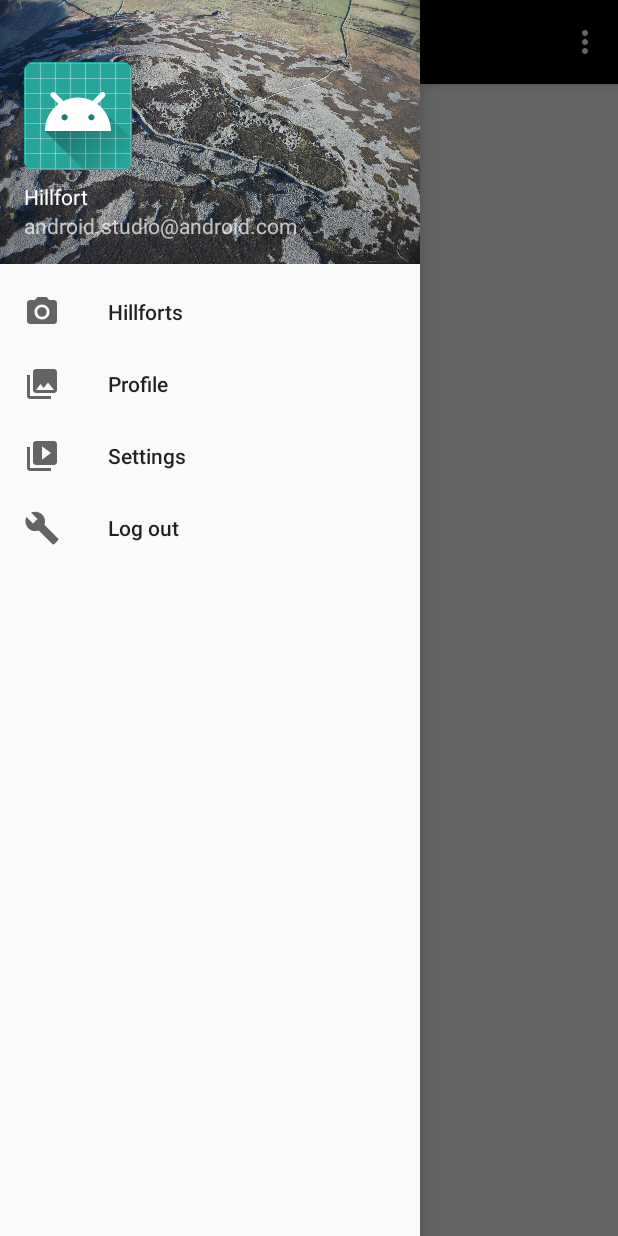
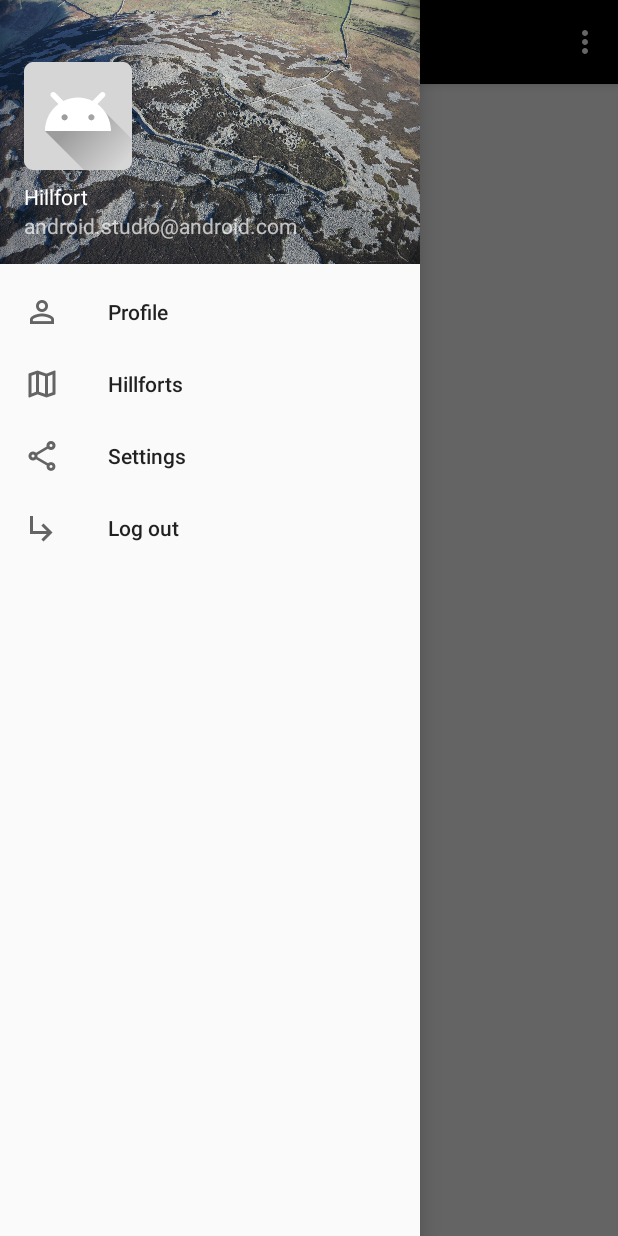
Before and after one commit to dimitraz/hillfort, an Android app: the BaseActivity screen opened directly, with no data from a screen before it, with the side drawer open, on a phone screen of 412 x 824 dp. Run offline under Robolectric (Android 15) with nearby library versions, the phone set to English and light mode, and no system bars; our stand-ins replace Picasso.

Commit message:
Update navigation drawer icons

```diff
--- a/app/src/main/res/drawable/ic_launcher_background.xml
+++ /dev/null
@@ -1,170 +0,0 @@
-<?xml version="1.0" encoding="utf-8"?>
-<vector xmlns:android="http://schemas.android.com/apk/res/android"
-  android:width="108dp"
-  android:height="108dp"
-  android:viewportHeight="108"
-  android:viewportWidth="108">
-  <path
-    android:fillColor="#26A69A"
-    android:pathData="M0,0h108v108h-108z" />
-  <path
-    android:fillColor="#00000000"
-    android:pathData="M9,0L9,108"
-    android:strokeColor="#33FFFFFF"
-    android:strokeWidth="0.8" />
-  <path
-    android:fillColor="#00000000"
-    android:pathData="M19,0L19,108"
-    android:strokeColor="#33FFFFFF"
-    android:strokeWidth="0.8" />
-  <path
-    android:fillColor="#00000000"
-    android:pathData="M29,0L29,108"
-    android:strokeColor="#33FFFFFF"
-    android:strokeWidth="0.8" />
-  <path
-    android:fillColor="#00000000"
-    android:pathData="M39,0L39,108"
-    android:strokeColor="#33FFFFFF"
-    android:strokeWidth="0.8" />
-  <path
-    android:fillColor="#00000000"
-    android:pathData="M49,0L49,108"
-    android:strokeColor="#33FFFFFF"
-    android:strokeWidth="0.8" />
-  <path
-    android:fillColor="#00000000"
-    android:pathData="M59,0L59,108"
-    android:strokeColor="#33FFFFFF"
-    android:strokeWidth="0.8" />
-  <path
-    android:fillColor="#00000000"
-    android:pathData="M69,0L69,108"
-    android:strokeColor="#33FFFFFF"
-    android:strokeWidth="0.8" />
-  <path
-    android:fillColor="#00000000"
-    android:pathData="M79,0L79,108"
-    android:strokeColor="#33FFFFFF"
-    android:strokeWidth="0.8" />
-  <path
-    android:fillColor="#00000000"
-    android:pathData="M89,0L89,108"
-    android:strokeColor="#33FFFFFF"
-    android:strokeWidth="0.8" />
-  <path
-    android:fillColor="#00000000"
-    android:pathData="M99,0L99,108"
-    android:strokeColor="#33FFFFFF"
-    android:strokeWidth="0.8" />
-  <path
-    android:fillColor="#00000000"
-    android:pathData="M0,9L108,9"
-    android:strokeColor="#33FFFFFF"
-    android:strokeWidth="0.8" />
-  <path
-    android:fillColor="#00000000"
-    android:pathData="M0,19L108,19"
-    android:strokeColor="#33FFFFFF"
-    android:strokeWidth="0.8" />
-  <path
-    android:fillColor="#00000000"
-    android:pathData="M0,29L108,29"
-    android:strokeColor="#33FFFFFF"
-    android:strokeWidth="0.8" />
-  <path
-    android:fillColor="#00000000"
-    android:pathData="M0,39L108,39"
-    android:strokeColor="#33FFFFFF"
-    android:strokeWidth="0.8" />
-  <path
-    android:fillColor="#00000000"
-    android:pathData="M0,49L108,49"
-    android:strokeColor="#33FFFFFF"
-    android:strokeWidth="0.8" />
-  <path
-    android:fillColor="#00000000"
-    android:pathData="M0,59L108,59"
-    android:strokeColor="#33FFFFFF"
-    android:strokeWidth="0.8" />
-  <path
-    android:fillColor="#00000000"
-    android:pathData="M0,69L108,69"
-    android:strokeColor="#33FFFFFF"
-    android:strokeWidth="0.8" />
-  <path
-    android:fillColor="#00000000"
-    android:pathData="M0,79L108,79"
-    android:strokeColor="#33FFFFFF"
-    android:strokeWidth="0.8" />
-  <path
-    android:fillColor="#00000000"
-    android:pathData="M0,89L108,89"
-    android:strokeColor="#33FFFFFF"
-    android:strokeWidth="0.8" />
-  <path
-    android:fillColor="#00000000"
-    android:pathData="M0,99L108,99"
-    android:strokeColor="#33FFFFFF"
-    android:strokeWidth="0.8" />
-  <path
-    android:fillColor="#00000000"
-    android:pathData="M19,29L89,29"
-    android:strokeColor="#33FFFFFF"
-    android:strokeWidth="0.8" />
-  <path
-    android:fillColor="#00000000"
-    android:pathData="M19,39L89,39"
-    android:strokeColor="#33FFFFFF"
-    android:strokeWidth="0.8" />
-  <path
-    android:fillColor="#00000000"
-    android:pathData="M19,49L89,49"
-    android:strokeColor="#33FFFFFF"
-    android:strokeWidth="0.8" />
-  <path
-    android:fillColor="#00000000"
-    android:pathData="M19,59L89,59"
-    android:strokeColor="#33FFFFFF"
-    android:strokeWidth="0.8" />
-  <path
-    android:fillColor="#00000000"
-    android:pathData="M19,69L89,69"
-    android:strokeColor="#33FFFFFF"
-    android:strokeWidth="0.8" />
-  <path
-    android:fillColor="#00000000"
-    android:pathData="M19,79L89,79"
-    android:strokeColor="#33FFFFFF"
-    android:strokeWidth="0.8" />
-  <path
-    android:fillColor="#00000000"
-    android:pathData="M29,19L29,89"
-    android:strokeColor="#33FFFFFF"
-    android:strokeWidth="0.8" />
-  <path
-    android:fillColor="#00000000"
-    android:pathData="M39,19L39,89"
-    android:strokeColor="#33FFFFFF"
-    android:strokeWidth="0.8" />
-  <path
-    android:fillColor="#00000000"
-    android:pathData="M49,19L49,89"
-    android:strokeColor="#33FFFFFF"
-    android:strokeWidth="0.8" />
-  <path
-    android:fillColor="#00000000"
-    android:pathData="M59,19L59,89"
-    android:strokeColor="#33FFFFFF"
-    android:strokeWidth="0.8" />
-  <path
-    android:fillColor="#00000000"
-    android:pathData="M69,19L69,89"
-    android:strokeColor="#33FFFFFF"
-    android:strokeWidth="0.8" />
-  <path
-    android:fillColor="#00000000"
-    android:pathData="M79,19L79,89"
-    android:strokeColor="#33FFFFFF"
-    android:strokeWidth="0.8" />
-</vector>
--- a/app/src/main/res/drawable/ic_menu_camera.xml
+++ /dev/null
@@ -1,12 +0,0 @@
-<vector xmlns:android="http://schemas.android.com/apk/res/android"
-  android:width="24dp"
-  android:height="24dp"
-  android:viewportHeight="24.0"
-  android:viewportWidth="24.0">
-  <path
-    android:fillColor="#FF000000"
-    android:pathData="M12,12m-3.2,0a3.2,3.2 0,1 1,6.4 0a3.2,3.2 0,1 1,-6.4 0" />
-  <path
-    android:fillColor="#FF000000"
-    android:pathData="M9,2L7.17,4H4c-1.1,0 -2,0.9 -2,2v12c0,1.1 0.9,2 2,2h16c1.1,0 2,-0.9 2,-2V6c0,-1.1 -0.9,-2 -2,-2h-3.17L15,2H9zm3,15c-2.76,0 -5,-2.24 -5,-5s2.24,-5 5,-5 5,2.24 5,5 -2.24,5 -5,5z" />
-</vector>
--- a/app/src/main/res/drawable/ic_menu_gallery.xml
+++ /dev/null
@@ -1,9 +0,0 @@
-<vector xmlns:android="http://schemas.android.com/apk/res/android"
-  android:width="24dp"
-  android:height="24dp"
-  android:viewportHeight="24.0"
-  android:viewportWidth="24.0">
-  <path
-    android:fillColor="#FF000000"
-    android:pathData="M22,16V4c0,-1.1 -0.9,-2 -2,-2H8c-1.1,0 -2,0.9 -2,2v12c0,1.1 0.9,2 2,2h12c1.1,0 2,-0.9 2,-2zm-11,-4l2.03,2.71L16,11l4,5H8l3,-4zM2,6v14c0,1.1 0.9,2 2,2h14v-2H4V6H2z" />
-</vector>
--- a/app/src/main/res/drawable/ic_menu_manage.xml
+++ /dev/null
@@ -1,9 +0,0 @@
-<vector xmlns:android="http://schemas.android.com/apk/res/android"
-  android:width="24dp"
-  android:height="24dp"
-  android:viewportHeight="24.0"
-  android:viewportWidth="24.0">
-  <path
-    android:fillColor="#FF000000"
-    android:pathData="M22.7,19l-9.1,-9.1c0.9,-2.3 0.4,-5 -1.5,-6.9 -2,-2 -5,-2.4 -7.4,-1.3L9,6 6,9 1.6,4.7C0.4,7.1 0.9,10.1 2.9,12.1c1.9,1.9 4.6,2.4 6.9,1.5l9.1,9.1c0.4,0.4 1,0.4 1.4,0l2.3,-2.3c0.5,-0.4 0.5,-1.1 0.1,-1.4z" />
-</vector>
--- a/app/src/main/res/drawable/ic_menu_slideshow.xml
+++ /dev/null
@@ -1,9 +0,0 @@
-<vector xmlns:android="http://schemas.android.com/apk/res/android"
-  android:width="24dp"
-  android:height="24dp"
-  android:viewportHeight="24.0"
-  android:viewportWidth="24.0">
-  <path
-    android:fillColor="#FF000000"
-    android:pathData="M4,6H2v14c0,1.1 0.9,2 2,2h14v-2H4V6zm16,-4H8c-1.1,0 -2,0.9 -2,2v12c0,1.1 0.9,2 2,2h12c1.1,0 2,-0.9 2,-2V4c0,-1.1 -0.9,-2 -2,-2zm-8,12.5v-9l6,4.5 -6,4.5z" />
-</vector>
--- a/app/src/main/res/menu/menu_drawer.xml
+++ b/app/src/main/res/menu/menu_drawer.xml
@@ -5,20 +5,20 @@
 
   <group android:checkableBehavior="single">
     <item
+      android:id="@+id/nav_profile"
+      android:icon="@drawable/person"
+      android:title="Profile" />
+    <item
       android:id="@+id/nav_hillforts"
-      android:icon="@drawable/ic_menu_camera"
+      android:icon="@drawable/map"
       android:title="Hillforts" />
     <item
-      android:id="@+id/nav_profile"
-      android:icon="@drawable/ic_menu_gallery"
-      android:title="Profile" />
-    <item
       android:id="@+id/nav_settings"
-      android:icon="@drawable/ic_menu_slideshow"
+      android:icon="@drawable/share"
       android:title="Settings" />
     <item
       android:id="@+id/nav_logout"
-      android:icon="@drawable/ic_menu_manage"
+      android:icon="@drawable/arrow"
       android:title="Log out" />
   </group>
 
```
Also changed, not shown: app/src/main/res/drawable/arrow.png (added), app/src/main/res/drawable/cancel.png (added), app/src/main/res/drawable/face.png (added), app/src/main/res/drawable/map.png (added), app/src/main/res/drawable/person.png (added), app/src/main/res/drawable/share.png (added).
